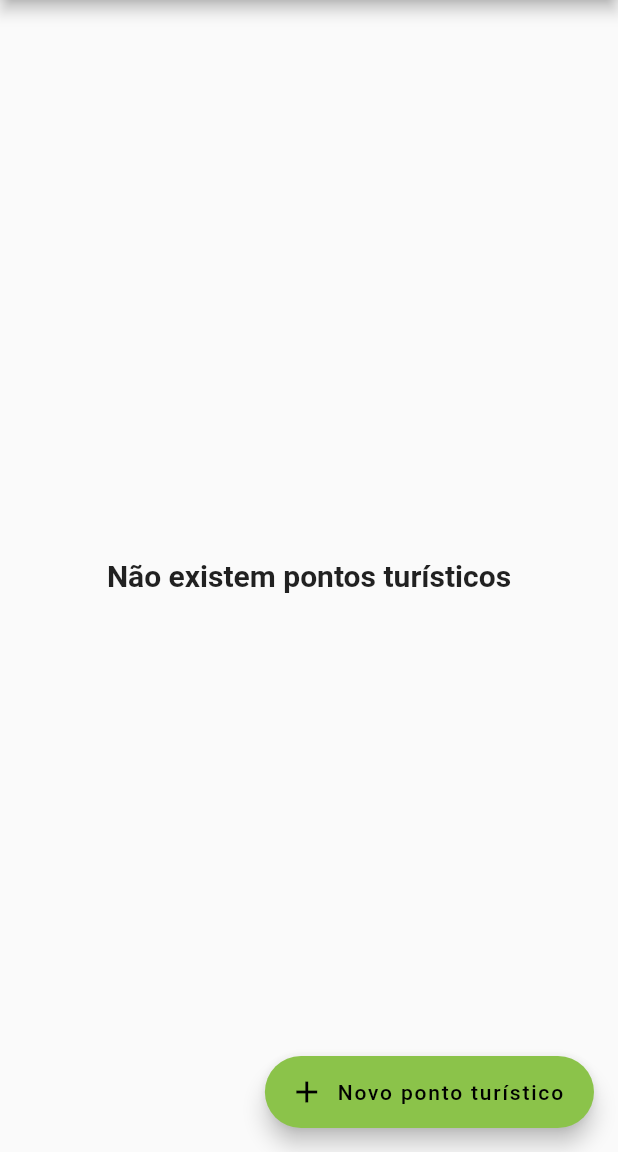
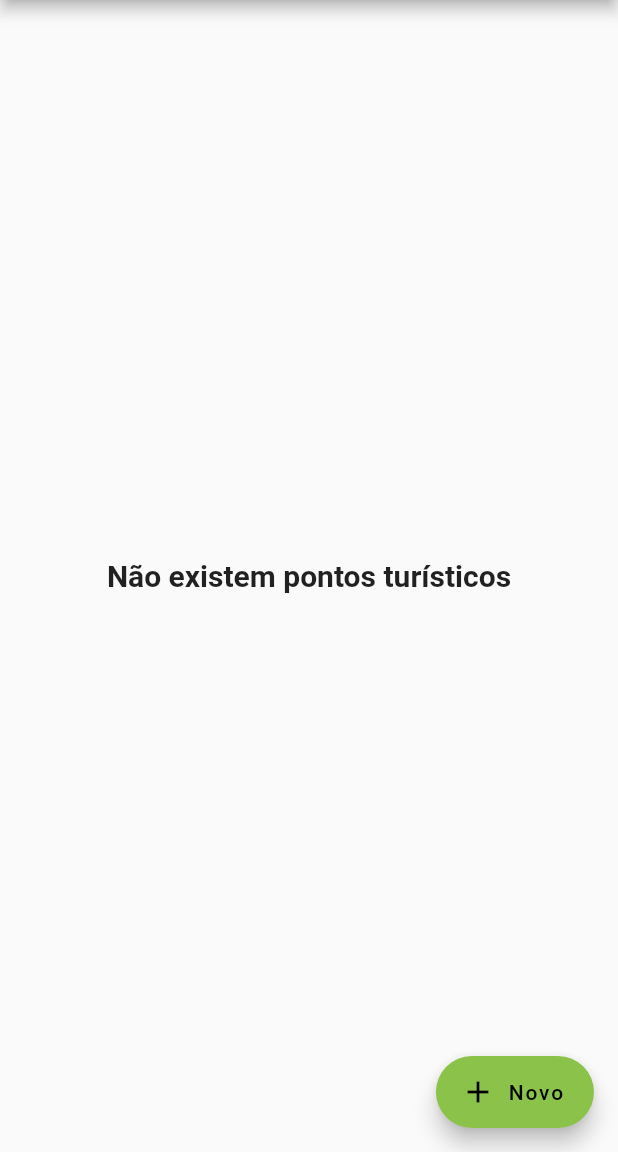
Before and after one commit to jocemir/pontosTuristicos, a Flutter app: the screen it shows after launch, on a phone screen of 412 x 824 dp, the part 84-1236 px from its top. Run offline on Flutter 3.47's test engine with Material 2 defaults, Android fonts, the phone set to English and light mode, and no system bars; our stand-ins replace geolocator, google_maps_flutter, mask_text_input_formatter, shared_preferences, sqflite; missing offline and left inert: maps_launcher; accounts and stored records are empty.

Commit message:
Cep - 14-06-23

```diff
--- a/lib/pages/lista_pontos_turisticos_page.dart
+++ b/lib/pages/lista_pontos_turisticos_page.dart
@@ -44,7 +44,7 @@ class _ListaPontosTuristicosPageState extends State<ListaPontosTuristicosPage>{
         children: [
           FloatingActionButton.extended(
             onPressed: _abrirForm,
-            label:Text('Novo ponto turístico'),
+            label:Text('Novo'),
             icon: Icon(Icons.add),
           ),
 
```
